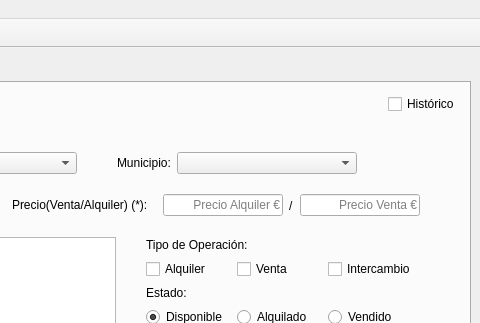
The window that templates/venPrincipal.ui (BuaTeijeiro/ProyectoDI) describes before a commit, drawn with Qt 5; both pictures show x 694 to 1174 and y 0 to 323 of the 1174 by 769 pixel window.
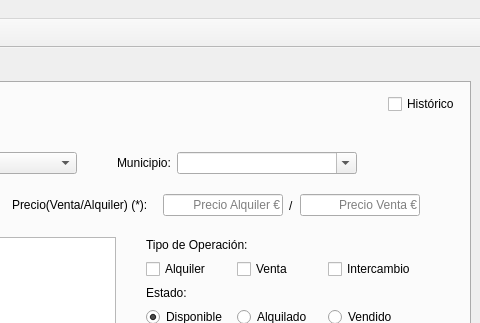
The same window after the commit. Icons and pictures are not drawn.

Commit message: añadir editable a combobox

The edit to the form file:
```diff
--- a/templates/venPrincipal.ui
+++ b/templates/venPrincipal.ui
@@ -969,6 +969,9 @@
                   <height>16777215</height>
                  </size>
                 </property>
+                <property name="editable">
+                 <bool>true</bool>
+                </property>
                </widget>
               </item>
               <item>
```
The commit also changes 6 other files.
